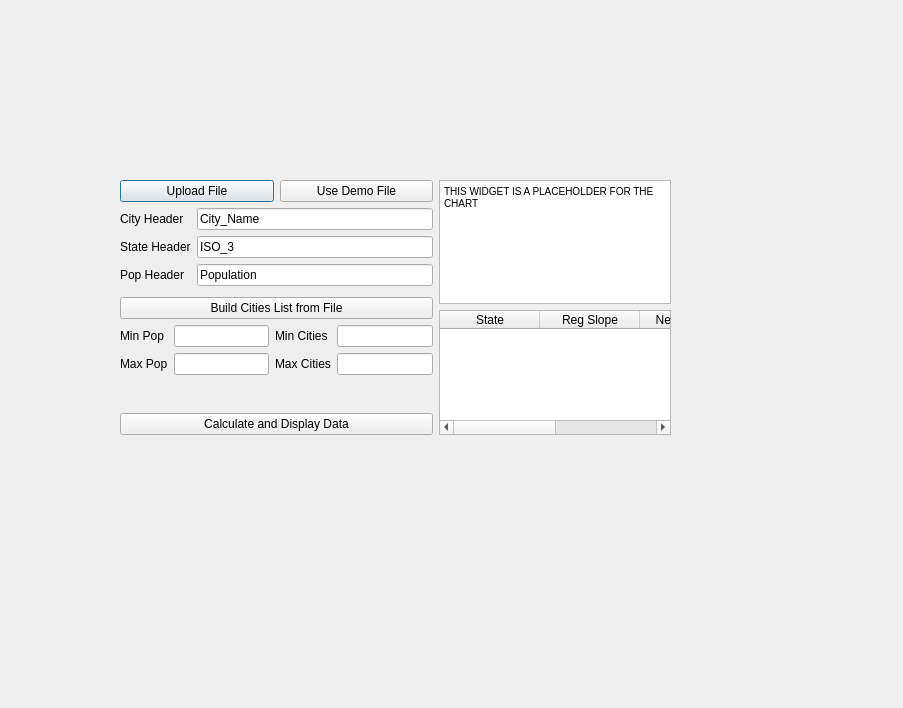
This is layout.ui in iwdesutter/rank-size as Qt 5 draws it before an edit. The edited form follows.
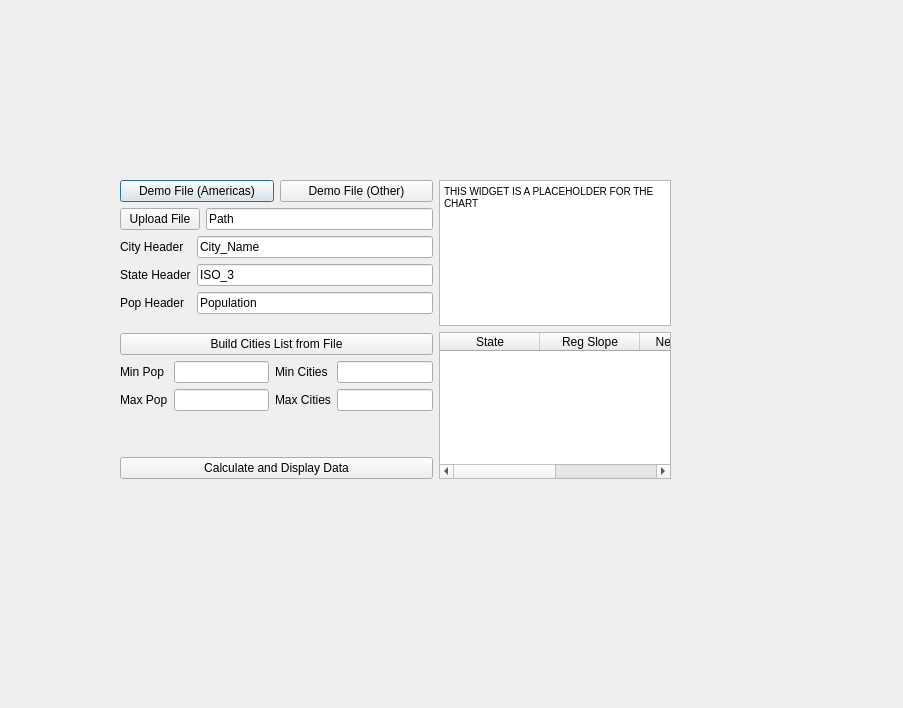
This is the edited form.

Commit message: UI improvements and export functionality

```diff
--- a/layout.ui
+++ b/layout.ui
@@ -19,7 +19,7 @@
      <x>120</x>
      <y>180</y>
      <width>551</width>
-     <height>255</height>
+     <height>299</height>
     </rect>
    </property>
    <layout class="QHBoxLayout" name="horizontalLayout_3" stretch="0,0">
@@ -30,14 +30,32 @@
         <item>
          <widget class="QPushButton" name="pushButton_3">
           <property name="text">
-           <string>Upload File</string>
+           <string>Demo File (Americas)</string>
           </property>
          </widget>
         </item>
         <item>
          <widget class="QPushButton" name="pushButton_4">
           <property name="text">
-           <string>Use Demo File</string>
+           <string>Demo File (Other)</string>
+          </property>
+         </widget>
+        </item>
+       </layout>
+      </item>
+      <item>
+       <layout class="QHBoxLayout" name="horizontalLayout_5">
+        <item>
+         <widget class="QPushButton" name="pushButton_5">
+          <property name="text">
+           <string>Upload File</string>
+          </property>
+         </widget>
+        </item>
+        <item>
+         <widget class="QLineEdit" name="lineEdit_12">
+          <property name="text">
+           <string>Path</string>
           </property>
          </widget>
         </item>
```
Left out of the diff: 28 changed lines with no effect on the pictures. The commit also changes 5 other files.
